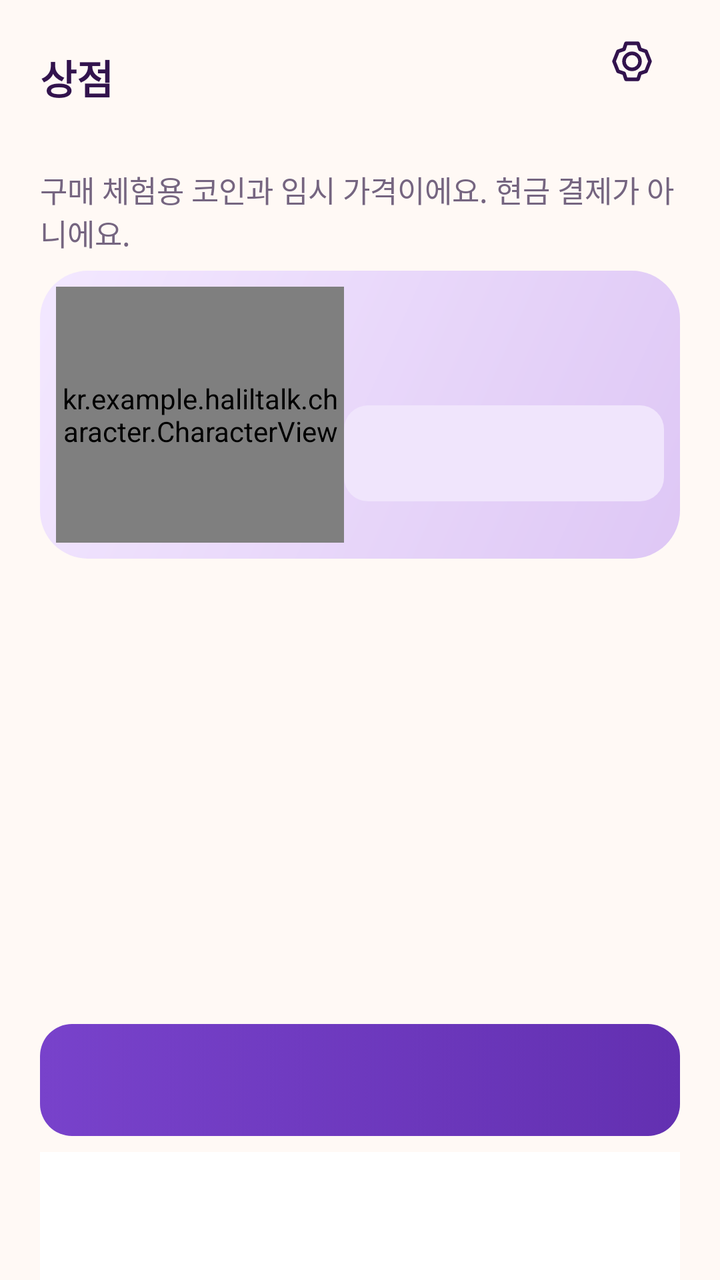
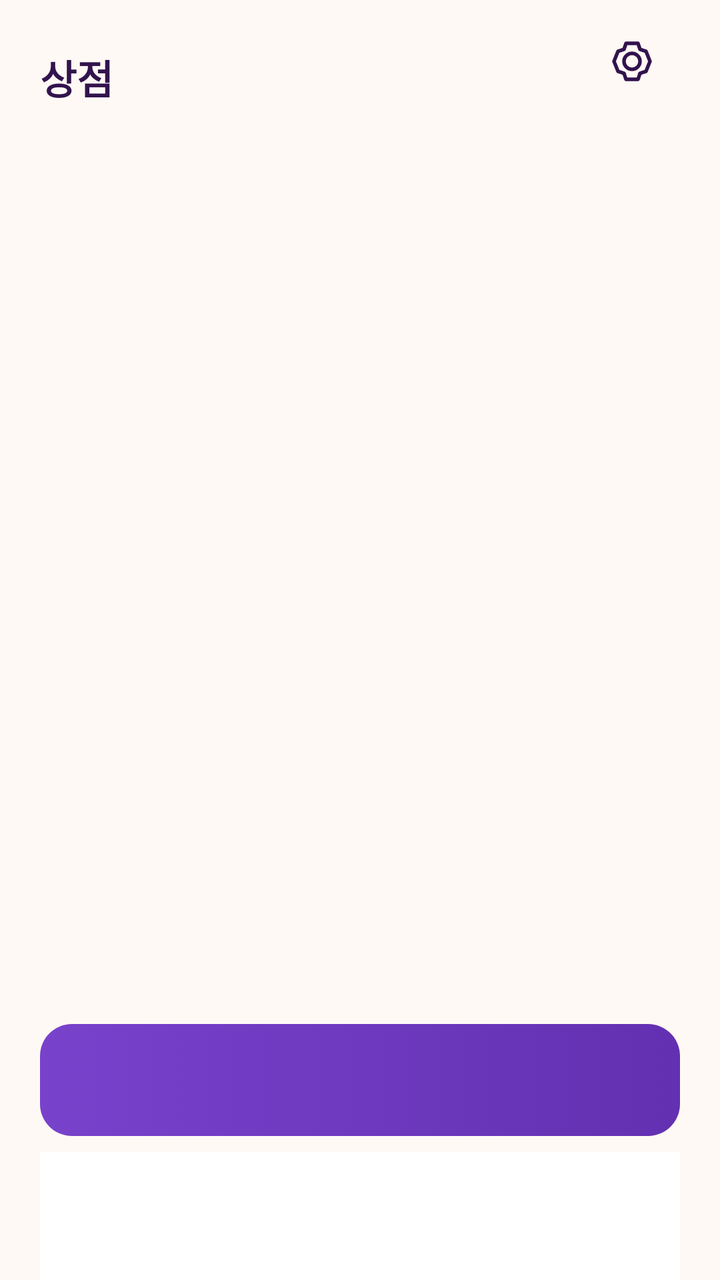

Screens rendered from an Android XML layout before and after an edit, with the pre-edit source and the edit as a unified diff.
<!-- AndroidManifest.xml: application theme android:Theme.Material.Light.NoActionBar -->
<!-- res/layout/screen_shop.xml -->
<LinearLayout xmlns:android="http://schemas.android.com/apk/res/android" style="@style/Page" android:orientation="vertical">
    <LinearLayout android:layout_width="match_parent" android:layout_height="wrap_content" android:orientation="horizontal" android:gravity="center_vertical">
        <TextView style="@style/SectionTitle" android:layout_width="0dp" android:layout_weight="1" android:text="@string/shop_title"/>
        <ImageButton android:id="@+id/open_settings" style="@style/IconButton" android:src="@drawable/ic_settings" android:contentDescription="@string/settings_title"/>
    </LinearLayout>
    <TextView android:id="@+id/shop_balance" style="@style/BodyText" android:textStyle="bold" android:gravity="end"/>
    <TextView style="@style/SecondaryText" android:text="@string/shop_demo_notice" android:layout_marginBottom="8dp"/>
    <LinearLayout android:layout_width="match_parent" android:layout_height="144dp" android:orientation="horizontal" android:gravity="center_vertical" android:background="@drawable/bg_hero" android:padding="8dp">
        <kr.example.haliltalk.character.CharacterView android:id="@+id/shop_preview" android:layout_width="144dp" android:layout_height="match_parent"/>
        <LinearLayout android:layout_width="0dp" android:layout_weight="1" android:layout_height="wrap_content" android:orientation="vertical">
            <TextView android:id="@+id/shop_selected_name" style="@style/SectionTitle" android:layout_marginTop="0dp"/>
            <Button android:id="@+id/shop_character" style="@style/SecondaryButton"/>
        </LinearLayout>
    </LinearLayout>
    <HorizontalScrollView android:layout_width="match_parent" android:layout_height="wrap_content" android:scrollbars="none">
        <LinearLayout android:id="@+id/shop_categories" android:layout_width="wrap_content" android:layout_height="wrap_content" android:orientation="horizontal"/>
    </HorizontalScrollView>
    <ListView android:id="@+id/shop_list" android:layout_width="match_parent" android:layout_height="0dp" android:layout_weight="1" android:divider="@android:color/transparent" android:dividerHeight="8dp"/>
    <TextView android:id="@+id/shop_message" style="@style/SecondaryText" android:accessibilityLiveRegion="polite" android:gravity="center"/>
    <Button android:id="@+id/shop_buy" style="@style/PrimaryButton"/>
    <include layout="@layout/bottom_navigation"/>
</LinearLayout>
<!-- res/layout/bottom_navigation.xml (included above) -->
<?xml version="1.0" encoding="utf-8"?>
<LinearLayout xmlns:android="http://schemas.android.com/apk/res/android"
    android:id="@+id/bottom_navigation"
    android:layout_width="match_parent"
    android:layout_height="wrap_content"
    android:minHeight="64dp"
    android:paddingTop="4dp"
    android:paddingBottom="4dp"
    android:orientation="horizontal"
    android:background="@color/surface" />
<!-- resources referenced by this layout -->
<resources>
  <color name="surface">#FFFFFF</color>
  <!-- drawable bg_hero (drawable) -->
  <shape xmlns:android="http://schemas.android.com/apk/res/android">
      <gradient android:angle="315" android:startColor="@color/hero_top" android:endColor="@color/hero_bottom"/>
      <corners android:radius="24dp"/>
  </shape>
  <string name="settings_title">설정</string>
  <string name="shop_demo_notice">구매 체험용 코인과 임시 가격이에요. 현금 결제가 아니에요.</string>
  <string name="shop_title">상점</string>
  <style name="BodyText">
          <item name="android:layout_width">match_parent</item>
          <item name="android:layout_height">wrap_content</item>
          <item name="android:textColor">@color/ink</item>
          <item name="android:textSize">17sp</item>
          <item name="android:breakStrategy">simple</item>
      </style>
  <style name="IconButton">
          <item name="android:layout_width">48dp</item>
          <item name="android:layout_height">48dp</item>
          <item name="android:padding">12dp</item>
          <item name="android:background">?android:attr/selectableItemBackgroundBorderless</item>
          <item name="android:tint">@color/ink</item>
      </style>
  <style name="SecondaryButton" parent="PrimaryButton">
          <item name="android:background">@drawable/bg_secondary_button</item>
          <item name="android:textColor">@color/secondary_button_text</item>
          <item name="android:minHeight">48dp</item>
          <item name="android:textSize">15sp</item>
      </style>
  <style name="SecondaryText" parent="BodyText">
          <item name="android:textSize">15sp</item>
          <item name="android:textColor">@color/muted</item>
      </style>
  <style name="SectionTitle" parent="BodyText">
          <item name="android:textSize">20sp</item>
          <item name="android:textStyle">bold</item>
          <item name="android:layout_marginTop">20dp</item>
          <item name="android:layout_marginBottom">12dp</item>
      </style>
  <color name="hero_top">#F3E8FF</color>
  <color name="hero_bottom">#DEC7F5</color>
  <color name="ink">#32134D</color>
  <color name="canvas">#FFF9F5</color>
  <!-- drawable bg_secondary_button (drawable) -->
  <ripple xmlns:android="http://schemas.android.com/apk/res/android" android:color="@color/ripple">
      <item><selector>
          <item android:state_enabled="false">
              <shape>
                  <solid android:color="@color/surface"/>
                  <stroke android:width="1dp" android:color="@color/border"/>
                  <corners android:radius="12dp"/>
              </shape>
          </item>
          <item android:state_selected="true" android:state_focused="true">
              <shape>
                  <solid android:color="@color/primary"/>
                  <stroke android:width="2dp" android:color="@color/ink"/>
                  <corners android:radius="12dp"/>
              </shape>
          </item>
          <item android:state_focused="true">
              <shape>
                  <solid android:color="@color/lavender"/>
                  <stroke android:width="2dp" android:color="@color/primary"/>
                  <corners android:radius="12dp"/>
              </shape>
          </item>
          <item android:state_selected="true">
              <shape>
                  <solid android:color="@color/primary"/>
                  <corners android:radius="12dp"/>
              </shape>
          </item>
          <item>
              <shape>
                  <solid android:color="@color/lavender"/>
                  <corners android:radius="12dp"/>
              </shape>
          </item>
      </selector></item>
  </ripple>
  <color name="muted">#756580</color>
  <color name="ripple">#307842CB</color>
  <color name="disabled">#E7DDF0</color>
  <color name="primary_pressed">#6330B1</color>
  <color name="primary">#7842CB</color>
  <color name="border">#E4D8EA</color>
  <color name="lavender">#F0E5FC</color>
  <!-- unchanged entries left out for length: 4 -->
</resources>

<!-- the commit's change to res/layout/screen_shop.xml (unified diff, before → after) -->
@@ -3,19 +3,8 @@
         <TextView style="@style/SectionTitle" android:layout_width="0dp" android:layout_weight="1" android:text="@string/shop_title"/>
         <ImageButton android:id="@+id/open_settings" style="@style/IconButton" android:src="@drawable/ic_settings" android:contentDescription="@string/settings_title"/>
     </LinearLayout>
-    <TextView android:id="@+id/shop_balance" style="@style/BodyText" android:textStyle="bold" android:gravity="end"/>
-    <TextView style="@style/SecondaryText" android:text="@string/shop_demo_notice" android:layout_marginBottom="8dp"/>
-    <LinearLayout android:layout_width="match_parent" android:layout_height="144dp" android:orientation="horizontal" android:gravity="center_vertical" android:background="@drawable/bg_hero" android:padding="8dp">
-        <kr.example.haliltalk.character.CharacterView android:id="@+id/shop_preview" android:layout_width="144dp" android:layout_height="match_parent"/>
-        <LinearLayout android:layout_width="0dp" android:layout_weight="1" android:layout_height="wrap_content" android:orientation="vertical">
-            <TextView android:id="@+id/shop_selected_name" style="@style/SectionTitle" android:layout_marginTop="0dp"/>
-            <Button android:id="@+id/shop_character" style="@style/SecondaryButton"/>
-        </LinearLayout>
-    </LinearLayout>
-    <HorizontalScrollView android:layout_width="match_parent" android:layout_height="wrap_content" android:scrollbars="none">
-        <LinearLayout android:id="@+id/shop_categories" android:layout_width="wrap_content" android:layout_height="wrap_content" android:orientation="horizontal"/>
-    </HorizontalScrollView>
-    <ListView android:id="@+id/shop_list" android:layout_width="match_parent" android:layout_height="0dp" android:layout_weight="1" android:divider="@android:color/transparent" android:dividerHeight="8dp"/>
+    <ListView android:id="@+id/shop_list" android:layout_width="match_parent" android:layout_height="0dp" android:layout_weight="1" android:divider="@android:color/transparent" android:dividerHeight="8dp" android:scrollbars="vertical" android:fadeScrollbars="false"/>
+    <TextView android:id="@+id/shop_action_item" style="@style/SecondaryText" android:gravity="center"/>
     <TextView android:id="@+id/shop_message" style="@style/SecondaryText" android:accessibilityLiveRegion="polite" android:gravity="center"/>
     <Button android:id="@+id/shop_buy" style="@style/PrimaryButton"/>
     <include layout="@layout/bottom_navigation"/>
<!-- resource entries referenced after the edit -->
@@ -1,13 +1,7 @@
 <!-- resources referenced by this layout -->
 <resources>
   <color name="surface">#FFFFFF</color>
-  <!-- drawable bg_hero (drawable) -->
-  <shape xmlns:android="http://schemas.android.com/apk/res/android">
-      <gradient android:angle="315" android:startColor="@color/hero_top" android:endColor="@color/hero_bottom"/>
-      <corners android:radius="24dp"/>
-  </shape>
   <string name="settings_title">설정</string>
-  <string name="shop_demo_notice">구매 체험용 코인과 임시 가격이에요. 현금 결제가 아니에요.</string>
   <string name="shop_title">상점</string>
   <style name="BodyText">
           <item name="android:layout_width">match_parent</item>
@@ -23,12 +17,6 @@
           <item name="android:background">?android:attr/selectableItemBackgroundBorderless</item>
           <item name="android:tint">@color/ink</item>
       </style>
-  <style name="SecondaryButton" parent="PrimaryButton">
-          <item name="android:background">@drawable/bg_secondary_button</item>
-          <item name="android:textColor">@color/secondary_button_text</item>
-          <item name="android:minHeight">48dp</item>
-          <item name="android:textSize">15sp</item>
-      </style>
   <style name="SecondaryText" parent="BodyText">
           <item name="android:textSize">15sp</item>
           <item name="android:textColor">@color/muted</item>
@@ -39,55 +27,13 @@
           <item name="android:layout_marginTop">20dp</item>
           <item name="android:layout_marginBottom">12dp</item>
       </style>
-  <color name="hero_top">#F3E8FF</color>
-  <color name="hero_bottom">#DEC7F5</color>
   <color name="ink">#32134D</color>
   <color name="canvas">#FFF9F5</color>
-  <!-- drawable bg_secondary_button (drawable) -->
-  <ripple xmlns:android="http://schemas.android.com/apk/res/android" android:color="@color/ripple">
-      <item><selector>
-          <item android:state_enabled="false">
-              <shape>
-                  <solid android:color="@color/surface"/>
-                  <stroke android:width="1dp" android:color="@color/border"/>
-                  <corners android:radius="12dp"/>
-              </shape>
-          </item>
-          <item android:state_selected="true" android:state_focused="true">
-              <shape>
-                  <solid android:color="@color/primary"/>
-                  <stroke android:width="2dp" android:color="@color/ink"/>
-                  <corners android:radius="12dp"/>
-              </shape>
-          </item>
-          <item android:state_focused="true">
-              <shape>
-                  <solid android:color="@color/lavender"/>
-                  <stroke android:width="2dp" android:color="@color/primary"/>
-                  <corners android:radius="12dp"/>
-              </shape>
-          </item>
-          <item android:state_selected="true">
-              <shape>
-                  <solid android:color="@color/primary"/>
-                  <corners android:radius="12dp"/>
-              </shape>
-          </item>
-          <item>
-              <shape>
-                  <solid android:color="@color/lavender"/>
-                  <corners android:radius="12dp"/>
-              </shape>
-          </item>
-      </selector></item>
-  </ripple>
   <color name="muted">#756580</color>
   <color name="ripple">#307842CB</color>
   <color name="disabled">#E7DDF0</color>
   <color name="primary_pressed">#6330B1</color>
   <color name="primary">#7842CB</color>
-  <color name="border">#E4D8EA</color>
-  <color name="lavender">#F0E5FC</color>
   <!-- unchanged entries left out for length: 4 -->
 </resources>
 
